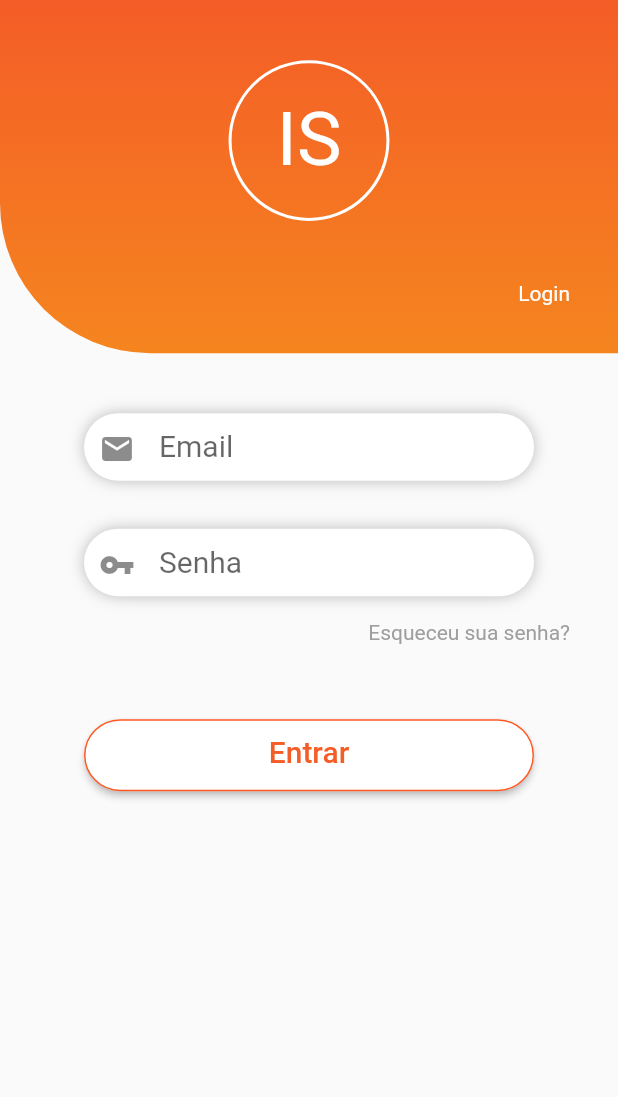
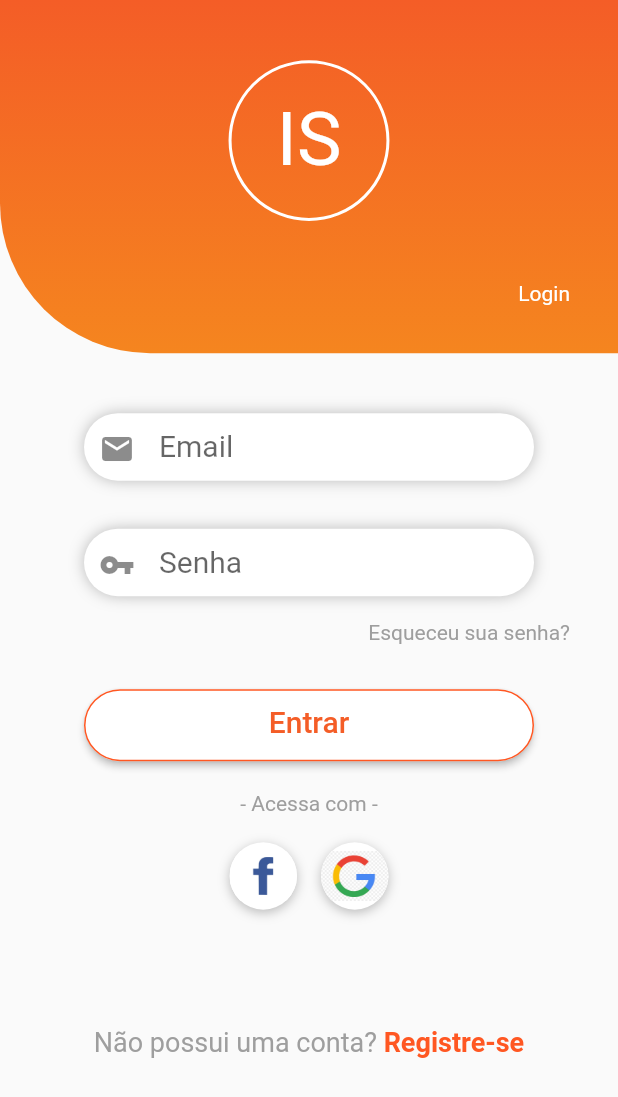
Before and after one commit to Cesaragsilva/IserviceFlutter, a Flutter app: the screen it shows after launch, on a phone screen of 412 x 824 dp. Shown: the top 1097 px of the screen. Run offline on Flutter 3.47's test engine with Material 2 defaults, Android fonts, the phone set to English and light mode, and no system bars; Roboto replaces fonts that are missing (Montserrat).

Commit message:
- Layout Recuperar senha e tela de login finalizado. - Incio layout tela de cadastro. - Inicio layout tela de lista de categoria

```diff
--- a/iservice/lib/Pages/login.dart
+++ b/iservice/lib/Pages/login.dart
@@ -3,7 +3,9 @@ import 'package:todo/Pages/recuperar_senha.dart';
 import 'package:todo/Widget/botao_inicial.dart';
 import 'package:todo/Widget/campo_inicial.dart';
 import 'package:todo/Widget/inicio_tela.dart';
+import 'package:todo/pages/cadastro_usuario.dart';
 import 'package:todo/services/api.dart';
+import 'package:todo/utilitario/styles.dart';
 
 import 'cardViewCategoria.dart';
 
@@ -36,7 +38,7 @@ class _LoginState extends State<Login> {
   Container corpoTela(BuildContext context) {
     var buttonLogin = BotaoInicial(() {
       _clickButton(context);
-    }, "Entrar", 50);
+    }, "Entrar", 30);
 
     return Container(
       padding: EdgeInsets.only(top: 40),
@@ -47,25 +49,11 @@ class _LoginState extends State<Login> {
             CampoInicial('Email', Icons.email, _ctrlLogin),
             CampoInicial('Senha', Icons.vpn_key, _ctrlSenha,
                 margin: 32, textoSecreto: true),
-            Align(
-              alignment: Alignment.bottomRight,
-              child: Padding(
-                padding: const EdgeInsets.only(top: 16, right: 32),
-                child: InkWell(
-                  child: Text(
-                    'Esqueceu sua senha?',
-                    style: TextStyle(color: Colors.grey),
-                  ),
-                  onTap: () {
-                    Navigator.push(
-                        context,
-                        MaterialPageRoute(
-                            builder: (context) => RecuperarSenha()));
-                  },
-                ),
-              ),
-            ),
-            buttonLogin
+            recuperarSenha(),
+            buttonLogin,
+            acessarCom(),
+            botaoRedesocialLinha(),
+            cadastreSe()
           ],
         ),
       ),
@@ -91,4 +79,122 @@ class _LoginState extends State<Login> {
     print("Chegou!!!");
     AlertDialog(title: Text("login"), content: Text("Login invalido"));
   }
+
+  Widget acessarCom() {
+    return Column(
+      children: <Widget>[
+        Text(
+          '- Acessa com -',
+          style: TextStyle(
+            color: Colors.grey,
+          ),
+        ),
+      ],
+    );
+  }
+
+  Widget botaoRedesocialLinha() {
+    return Padding(
+      padding: EdgeInsets.symmetric(vertical: 10.0),
+      child: Row(
+        mainAxisAlignment: MainAxisAlignment.center,
+        children: <Widget>[
+          botaoRedesocial(
+            () => print('Login with Facebook'),
+            AssetImage(
+              'imagens/facebook.jpg',
+            ),
+          ),
+          botaoRedesocial(
+            () => print('Login with Google'),
+            AssetImage(
+              'imagens/google.jpg',
+            ),
+          ),
+        ],
+      ),
+    );
+  }
+
+  Widget botaoRedesocial(Function onTap, AssetImage logo) {
+    return GestureDetector(
+      onTap: onTap,
+      child: Padding(
+        padding: const EdgeInsets.all(8.0),
+        child: Container(
+          height: 45.0,
+          width: 45.0,
+          decoration: BoxDecoration(
+            shape: BoxShape.circle,
+            color: Colors.white,
+            boxShadow: [
+              BoxShadow(
+                color: Colors.black26,
+                offset: Offset(0, 2),
+                blurRadius: 6.0,
+              ),
+            ],
+            image: DecorationImage(
+              image: logo,
+            ),
+          ),
+        ),
+      ),
+    );
+  }
+
+  Widget recuperarSenha() {
+    return Align(
+      alignment: Alignment.bottomRight,
+      child: Padding(
+        padding: const EdgeInsets.only(top: 16, right: 32),
+        child: InkWell(
+          child: Text(
+            'Esqueceu sua senha?',
+            style: TextStyle(color: Colors.grey),
+          ),
+          onTap: () {
+            Navigator.push(context,
+                MaterialPageRoute(builder: (context) => RecuperarSenha()));
+          },
+        ),
+      ),
+    );
+  }
+
+  Widget cadastreSe() {
+    return GestureDetector(
+      onTap: () {
+        Navigator.push(context,
+            MaterialPageRoute(builder: (context) => CadastroUsuario()));
+      },
+      child: Padding(
+        padding: const EdgeInsets.only(top: 60),
+        child: Align(
+          child: RichText(
+            text: TextSpan(
+              children: [
+                TextSpan(
+                  text: 'Não possui uma conta? ',
+                  style: TextStyle(
+                    color: Colors.grey,
+                    fontSize: 18.0,
+                    fontWeight: FontWeight.w400,
+                  ),
+                ),
+                TextSpan(
+                  text: 'Registre-se',
+                  style: TextStyle(
+                    color: Colors.deepOrange,
+                    fontSize: 18.0,
+                    fontWeight: FontWeight.bold,
+                  ),
+                ),
+              ],
+            ),
+          ),
+        ),
+      ),
+    );
+  }
 }
--- a/iservice/lib/Pages/splash.dart
+++ b/iservice/lib/Pages/splash.dart
@@ -10,7 +10,7 @@ class SplashPage extends StatefulWidget {
 
 class SplashPageState extends State<SplashPage> {
   void navigationToNextPage() {
-    Navigator.pushReplacementNamed(context, '/Login');
+    Navigator.pushReplacementNamed(context, '/login');
   }
 
   startSplashScreenTimer() async {
@@ -26,8 +26,7 @@ class SplashPageState extends State<SplashPage> {
 
   @override
   Widget build(BuildContext context) {
-    SystemChrome.setEnabledSystemUIOverlays([]);
-
+    // SystemChrome.setEnabledSystemUIOverlays([]);
     return Scaffold(
         body: Stack(
       fit: StackFit.expand,
--- a/iservice/lib/Widget/botao_inicial.dart
+++ b/iservice/lib/Widget/botao_inicial.dart
@@ -10,7 +10,7 @@ class BotaoInicial extends StatelessWidget {
   @override
   Widget build(BuildContext context) {
     return Container(
-        margin: EdgeInsets.only(top: marginTop, bottom: 50),
+        margin: EdgeInsets.only(top: marginTop, bottom: 20),
         child: ButtonTheme(
           minWidth: 300,
           splashColor: Color(0xFFf45d27),
--- a/iservice/lib/Widget/campo_inicial.dart
+++ b/iservice/lib/Widget/campo_inicial.dart
@@ -4,11 +4,12 @@ class CampoInicial extends StatefulWidget {
   String texto;
   IconData icone;
   TextEditingController controller;
-  double margin = 0;
+  double margin;
+  double largura;
   bool textoSecreto;
 
   CampoInicial(this.texto, this.icone, this.controller,
-      {this.margin = 0, this.textoSecreto = false});
+      {this.margin = 0, this.textoSecreto = false, this.largura = 300});
 
   @override
   _CampoInicialState createState() => _CampoInicialState();
@@ -18,7 +19,7 @@ class _CampoInicialState extends State<CampoInicial> {
   @override
   Widget build(BuildContext context) {
     return Container(
-        width: 300,
+        width: widget.largura,
         height: 45,
         margin: EdgeInsets.only(top: widget.margin),
         padding: EdgeInsets.only(top: 5, left: 10),
--- a/iservice/lib/main.dart
+++ b/iservice/lib/main.dart
@@ -16,9 +16,7 @@ class MyApp extends StatelessWidget {
       debugShowCheckedModeBanner: false,
       theme: ThemeData(primaryColor: Color(0xFFf45d27)),
       home: new SplashPage(),
-      routes: <String, WidgetBuilder>{
-        '/Login': (BuildContext context) => new Login()
-      },
+      routes: {'/login': (context) => new Login()},
     );
   }
 }
```
Also changed, not shown: iservice/lib/Pages/cadastro_usuario.dart (added, +26 -0 lines), iservice/lib/Pages/cardViewCategoria.dart (+42 -9 lines), iservice/lib/Pages/cardViewSubCategoria.dart (+7 -3 lines), iservice/lib/Pages/recuperar_senha.dart (+4 -5 lines), iservice/lib/utilitario/styles.dart (added, +24 -0 lines), iservice/flutter_01.png (added), iservice/imagens/facebook.jpg (added), iservice/imagens/google.jpg (added).
